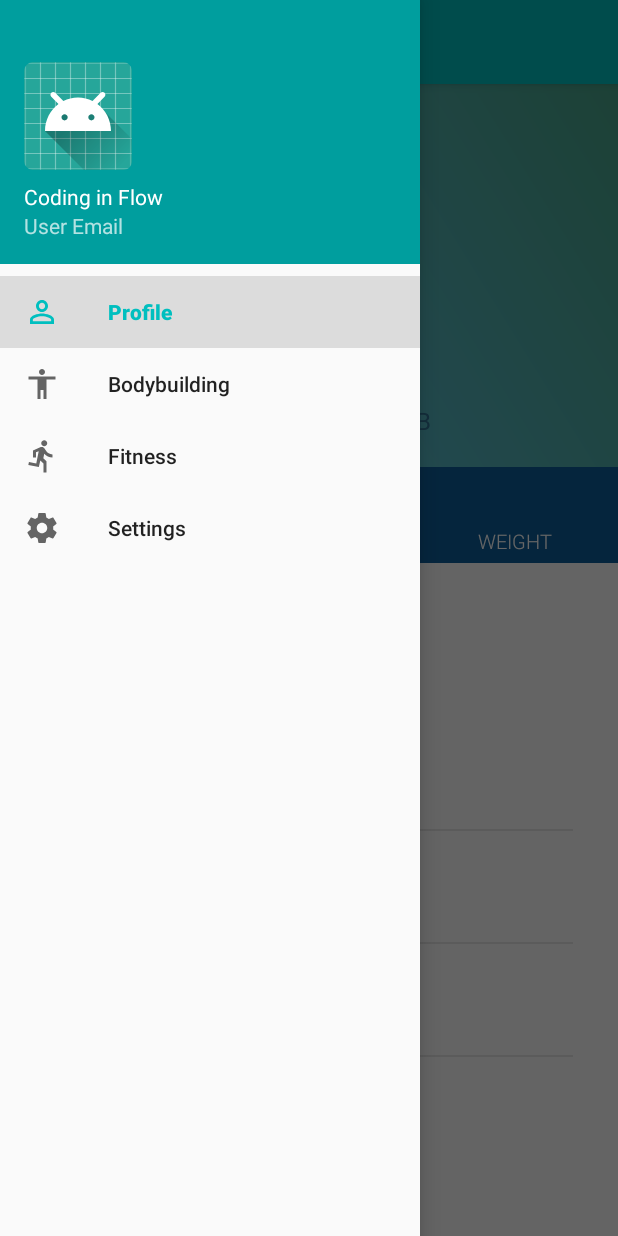
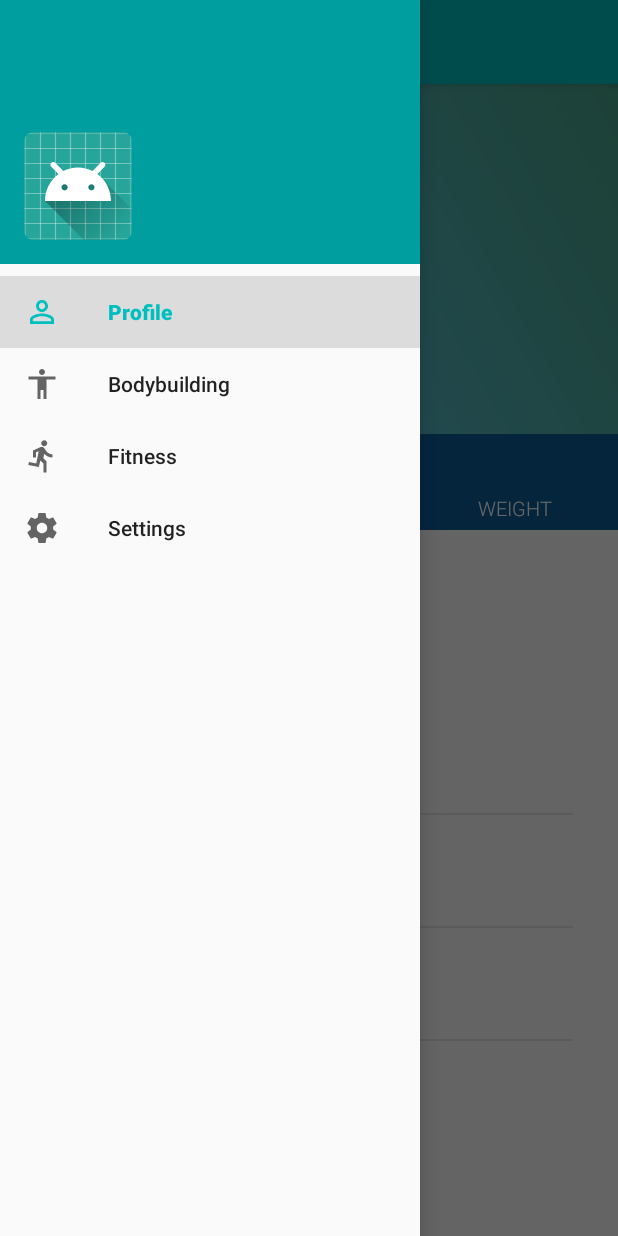
Before and after one commit to mbuffery/Fitness4U, an Android app: the screen it shows after launch once a user with an empty profile is signed in (NavDrawerActivity), with the side drawer open, on a phone screen of 412 x 824 dp. Run offline under Robolectric (Android 15) with nearby library versions, the phone set to English and light mode, and no system bars; our stand-ins replace Firebase (no records; nobody signed in at launch, a user with empty details on screens opened directly).

Commit message:
clean the program up

```diff
--- a/app/src/main/AndroidManifest.xml
+++ b/app/src/main/AndroidManifest.xml
@@ -3,7 +3,11 @@
     package="com.example.miles.fitness4u">
 
 
+    <!--Creates a permisson for the app to use the internet-->
     <uses-permission android:name="android.permission.INTERNET"></uses-permission>
+    <!-- Feature only available if the device is within current update-->
+    <uses-feature android:name="android.hardware.Sensor.stepcounter"/>
+    <uses-feature android:name="android.hardware.Sensor.stepdetector"/>
 
     <application
         android:allowBackup="true"
--- a/app/src/main/res/layout/fragment_profile.xml
+++ b/app/src/main/res/layout/fragment_profile.xml
@@ -43,18 +43,6 @@
             android:text="Miles Buffery"
             android:textColor="@color/white"
             android:textSize="32sp" />
-
-        <TextView
-            android:id="@+id/userEmail"
-            android:layout_width="wrap_content"
-            android:layout_height="wrap_content"
-            android:layout_below="@+id/userName"
-            android:layout_centerHorizontal="true"
-            android:fontFamily="sans-serif"
-            android:text="Plmouth, Devon, GB"
-            android:textAllCaps="true"
-            android:textColor="@color/address"
-            android:textSize="16sp" />
 
     </RelativeLayout>
 
--- a/app/src/main/res/layout/nav_header.xml
+++ b/app/src/main/res/layout/nav_header.xml
@@ -13,15 +13,4 @@
         android:layout_height="wrap_content"
         android:src="@mipmap/ic_launcher_round" />
 
-    <TextView
-        android:layout_width="wrap_content"
-        android:layout_height="wrap_content"
-        android:paddingTop="8dp"
-        android:text="Coding in Flow"
-        android:textAppearance="@style/TextAppearance.AppCompat.Body1" />
-
-    <TextView
-        android:layout_width="wrap_content"
-        android:layout_height="wrap_content"
-        android:text="User Email" />
 </LinearLayout>
```
